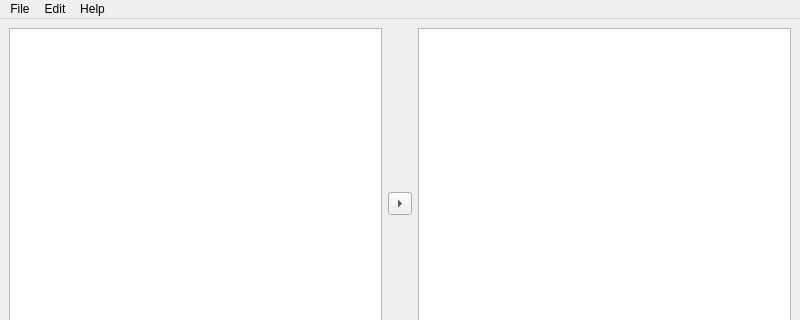
First picture: the form in GUI/mainwindow.ui, repository vasyukvv42/qOlive, before the edit; both pictures show x 0 to 800 and y 0 to 320 of the 800 by 600 pixel window.
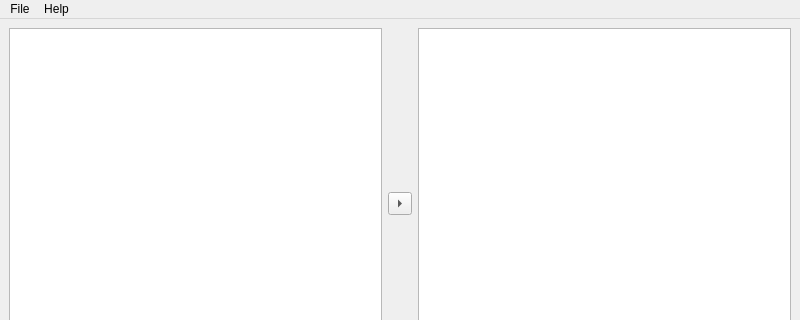
Second picture: the form after the edit.

The edit to the form file:
```diff
--- a/GUI/mainwindow.ui
+++ b/GUI/mainwindow.ui
@@ -102,11 +102,6 @@
     <addaction name="actionSave"/>
     <addaction name="actionSave_As"/>
    </widget>
-   <widget class="QMenu" name="menuEdit">
-    <property name="title">
-     <string>Edit</string>
-    </property>
-   </widget>
    <widget class="QMenu" name="menuHelp">
     <property name="title">
      <string>Help</string>
@@ -114,7 +109,6 @@
     <addaction name="actionAbout_Qt"/>
    </widget>
    <addaction name="menuFile"/>
-   <addaction name="menuEdit"/>
    <addaction name="menuHelp"/>
   </widget>
   <widget class="QStatusBar" name="statusbar"/>
```
Left out of the diff: 13 changed lines with no effect on the pictures.
